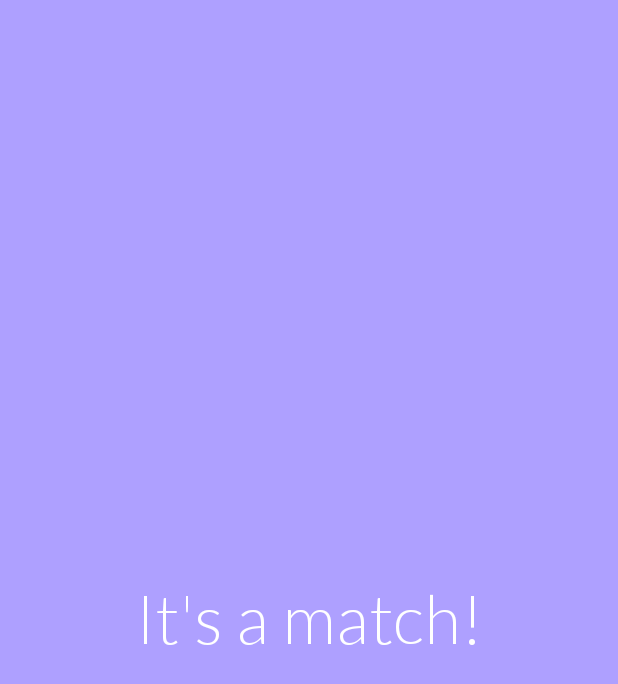
After one commit to ahnafnafee/Roomie, an Android app: the layout match_popup.xml on its own in the app's theme, with its tools: preview values and no code run, on a phone screen of 412 x 824 dp. The commit adds this screen. Shown: the top 684 px of the screen. Run offline under Robolectric (Android 15) with nearby library versions, the phone set to English and light mode, and no system bars.

Commit message:
Match PopUp activity created

```diff
--- a/app/src/main/AndroidManifest.xml
+++ b/app/src/main/AndroidManifest.xml
@@ -28,6 +28,9 @@
         <activity
             android:name=".CardStack"
             android:theme="@style/CardTheme" />
+        <activity
+            android:name=".MatchPopUp"
+            android:theme="@style/MatchPopUp" />
     </application>
 
 </manifest>
--- a/app/src/main/java/com/example/roomieprototype/CardStack.java
+++ b/app/src/main/java/com/example/roomieprototype/CardStack.java
@@ -114,6 +114,7 @@ public class CardStack extends AppCompatActivity implements SwipeStack.SwipeStac
             mSwipeStack.swipeTopViewToLeft();
         } else if (v.equals(mButtonRight)) {
             mSwipeStack.swipeTopViewToRight();
+            startActivity(new Intent(CardStack.this, MatchPopUp.class));
         } else if (v.equals(mRewind)) {
             mData.add(imageSwitch());
             mAdapter.notifyDataSetChanged();
--- a/app/src/main/java/com/example/roomieprototype/SignUpActivity.java
+++ b/app/src/main/java/com/example/roomieprototype/SignUpActivity.java
@@ -13,6 +13,7 @@ import com.google.android.gms.tasks.OnSuccessListener;
 import com.google.android.gms.tasks.Task;
 import com.google.android.material.textfield.TextInputEditText;
 import com.google.android.material.textfield.TextInputLayout;
+// Firebase imports
 import com.google.firebase.auth.AuthResult;
 import com.google.firebase.auth.FirebaseAuth;
 import com.google.firebase.auth.FirebaseUser;
@@ -21,9 +22,6 @@ import com.google.firebase.firestore.FirebaseFirestore;
 
 import androidx.annotation.NonNull;
 import androidx.appcompat.app.AppCompatActivity;
-
-// Firebase imports
-
 
 public class SignUpActivity extends AppCompatActivity {
     private TextInputEditText mFullNameView;
--- /dev/null
+++ b/app/src/main/res/layout/match_popup.xml
@@ -0,0 +1,17 @@
+<?xml version="1.0" encoding="utf-8"?>
+<RelativeLayout xmlns:android="http://schemas.android.com/apk/res/android"
+    android:layout_width="match_parent"
+    android:layout_height="match_parent"
+    android:background="@color/colorPrimary">
+
+    <TextView
+        android:layout_width="wrap_content"
+        android:layout_height="wrap_content"
+        android:layout_centerInParent="true"
+        android:fontFamily="@font/lato_light"
+        android:text="It's a match!"
+        android:textColor="#fff"
+        android:textSize="45sp" />
+
+
+</RelativeLayout>
--- a/app/src/main/res/layout/nav_header.xml
+++ b/app/src/main/res/layout/nav_header.xml
@@ -12,6 +12,7 @@
         android:layout_width="match_parent"
         android:layout_height="wrap_content"
         android:text="Roomie"
+        android:textColor="#fff"
         android:textAppearance="@style/TextAppearance.AppCompat.Body1"/>
 
 </LinearLayout>
--- a/app/src/main/res/values/styles.xml
+++ b/app/src/main/res/values/styles.xml
@@ -27,9 +27,13 @@
         <item name="android:colorControlNormal" tools:targetApi="lollipop">#A194F9</item>
     </style>
 
-    <style name="error_appearance" parent="@android:style/TextAppearance">
+    <style name="TextFieldError" parent="@android:style/TextAppearance">
         <item name="android:textColor">@color/errorRed</item>
         <item name="android:textSize">12dp</item>
     </style>
 
+    <style name="MatchPopUp" parent="Theme.MaterialComponents.Light.NoActionBar">
+        <item name="android:windowCloseOnTouchOutside">true</item>
+    </style>
+
 </resources>
```
Also changed, not shown: app/src/main/java/com/example/roomieprototype/LoginActivity.java (+10 -2 lines), app/src/main/java/com/example/roomieprototype/MatchPopUp.java (added, +23 -0 lines), app/src/main/res/layout/activity_login.xml (+8 -1 lines), app/src/main/res/layout/main_activity.xml (+4 -4 lines).
